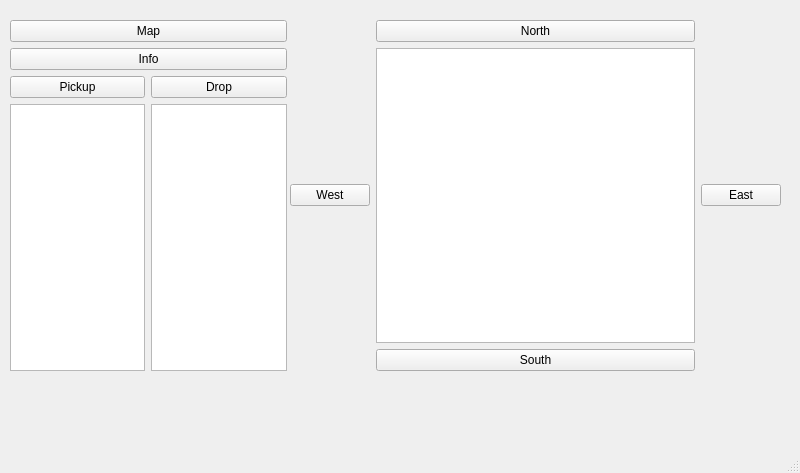
Above: Zork/mainwindow.ui from lukeol11/ZorkProject before the change. Below: the same form after it.
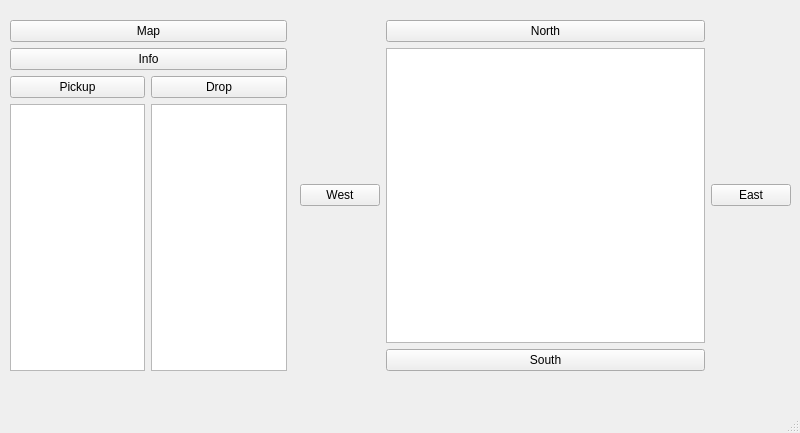
That is the form after the change.

```diff
--- a/Zork/mainwindow.ui
+++ b/Zork/mainwindow.ui
@@ -7,7 +7,7 @@
     <x>0</x>
     <y>0</y>
     <width>800</width>
-    <height>473</height>
+    <height>433</height>
    </rect>
   </property>
   <property name="windowTitle">
@@ -17,7 +17,7 @@
    <widget class="QWidget" name="gridLayoutWidget">
     <property name="geometry">
      <rect>
-      <x>290</x>
+      <x>300</x>
       <y>20</y>
       <width>491</width>
       <height>351</height>
```
